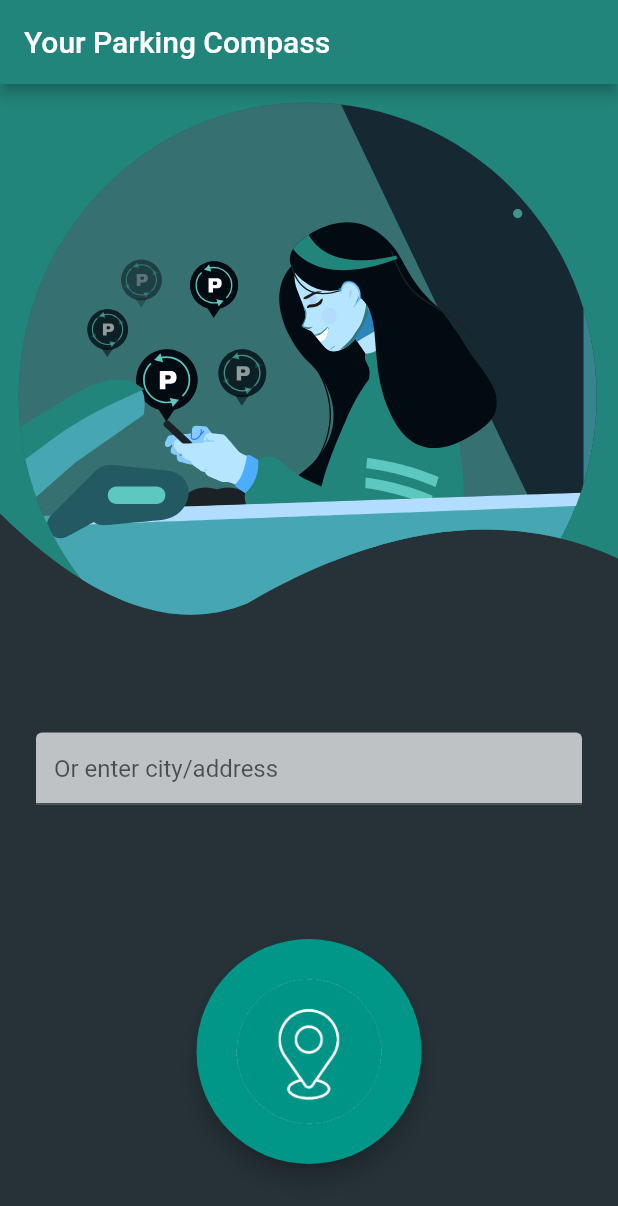
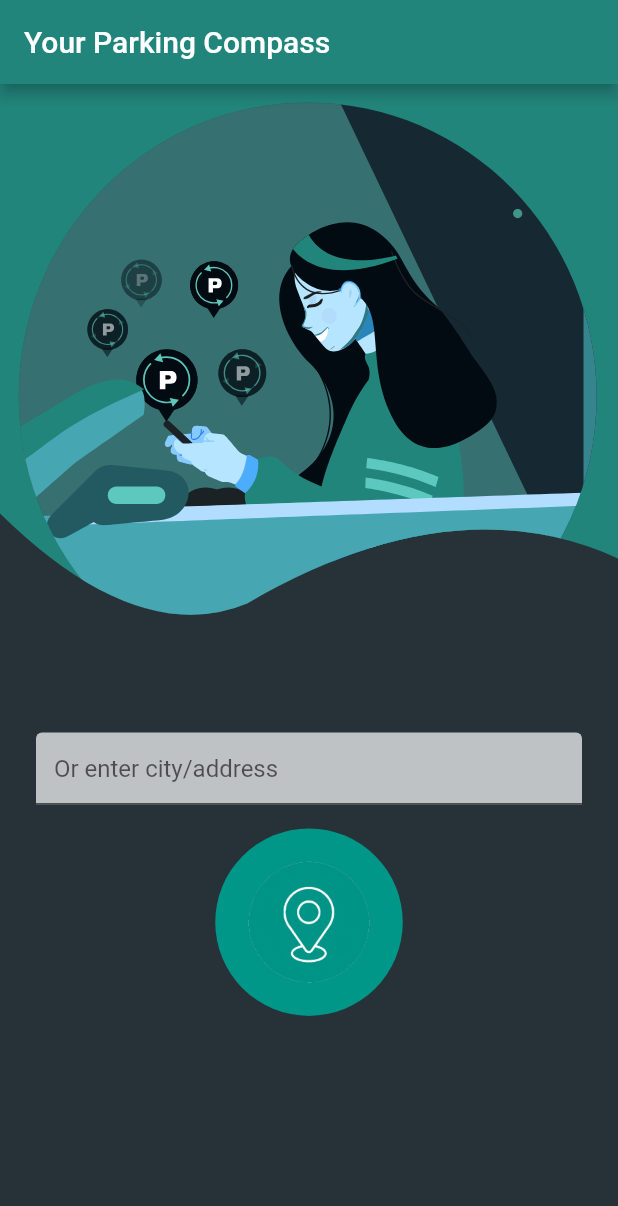
Before and after one commit to atanasovskam99/parking_app, a Flutter app: the screen it shows after launch, on a phone screen of 412 x 824 dp. Shown: the top 1206 px of the screen. Run offline on Flutter 3.47's test engine with Material 2 defaults, Android fonts, the light colour scheme and no system bars; our stand-ins replace flutter_keyboard_visibility, flutter_riverpod, geolocator, google_maps_flutter, lottie, scrollable_positioned_list and 2 more.

Commit message:
Add sorting to search result; General improvements

```diff
--- a/lib/application/constants.dart
+++ b/lib/application/constants.dart
@@ -1 +1,5 @@
 const String PREFS_FAV_PARKINGS_LIST = 'favoriteParkings';
+
+enum SortBy {
+  RATING, DISTANCE
+}
--- a/lib/application/http_client.dart
+++ b/lib/application/http_client.dart
@@ -19,7 +19,7 @@ class HttpClient {
   /// FOR PHONE
   /// RUN jar on pc
   /// THEN use the url below (adjusted for pc local address ofc)
-   static const MAIN_URL = "http://192.168.43.193:9090/api/parking/";
+   static const MAIN_URL = "http://192.168.0.110:9090/api/parking/";
   /// sudo ufw enable
   /// sudo ufw allow 9090 (or selected port)
   /// check with - sudo uwf status numbered
--- a/lib/models/parking.dart
+++ b/lib/models/parking.dart
@@ -13,6 +13,7 @@ class Parking {
   // final String rating;
   final String mapUrl;
   bool favorite;
+  double distanceFromUser;
 
   Parking({
     @required this.id,
@@ -24,6 +25,7 @@ class Parking {
     @required this.rating,
     @required this.mapUrl,
     favorite = false,
+    distanceFromUser = 1000, // arbitrary large value
   });
 
   factory Parking.fromJSON(Map<String, dynamic> json) => Parking(
--- a/lib/screens/home_screen.dart
+++ b/lib/screens/home_screen.dart
@@ -1,14 +1,13 @@
 import 'dart:async';
 
 import 'package:flutter/material.dart';
+import 'package:flutter_keyboard_visibility/flutter_keyboard_visibility.dart';
 
 import 'package:flutter_riverpod/flutter_riverpod.dart';
 import 'package:geolocator/geolocator.dart';
-import 'package:lite_rolling_switch/lite_rolling_switch.dart';
 import 'package:lottie/lottie.dart';
 
 import 'package:parking_app/application/providers.dart';
-import 'package:parking_app/screens/favorites_screen.dart';
 import 'package:parking_app/screens/search_results_screen.dart';
 
 class HomePage extends StatefulWidget {
@@ -25,7 +24,9 @@ class WavyHeaderImage extends StatelessWidget {
   @override
   Widget build(BuildContext context) {
     return ClipPath(
-      child: Lottie.asset('assets/lottie/car.json',),
+      child: Lottie.asset(
+        'assets/lottie/car.json',
+      ),
       clipper: BottomWaveClipper(),
     );
   }
@@ -74,11 +75,11 @@ class _HomePageState extends State<HomePage> {
             SnackBar(content: Text("Can't retrieve your location!")));
       }
     }
-    // ctx.read(parkingNotifierProvider).retrieveParkings(
-    //     _shouldLocateUser, _isSearchingCity, _searchQuery, _position);
-    // Navigator.of(ctx).pushNamed(SearchResults.routeName);
-    ctx.read(parkingNotifierProvider).favoriteParkings();
-    Navigator.of(ctx).pushNamed(Favorites.routeName);
+    ctx.read(parkingNotifierProvider).retrieveParkings(
+        _shouldLocateUser, _isSearchingCity, _searchQuery, _position);
+    Navigator.of(ctx).pushNamed(SearchResults.routeName);
+    // ctx.read(parkingNotifierProvider).favoriteParkings();
+    // Navigator.of(ctx).pushNamed(Favorites.routeName);
   }
 
   Future<Position> _determinePosition() async {
@@ -106,10 +107,11 @@ class _HomePageState extends State<HomePage> {
     return await Geolocator.getCurrentPosition();
   }
 
-
   @override
   Widget build(BuildContext context) {
+    return KeyboardVisibilityBuilder(builder: (context, isKeyboardVisible) {
       return Scaffold(
+        resizeToAvoidBottomInset: false,
         appBar: AppBar(
           title: Text(widget.title),
         ),
@@ -117,29 +119,14 @@ class _HomePageState extends State<HomePage> {
           child: Column(
             mainAxisAlignment: MainAxisAlignment.start,
             children: <Widget>[
-            WavyHeaderImage(),
-            // LiteRollingSwitch(
-            //   value: _isSearchingCity,
-            //   //initial value
-            //   textOn: 'City',
-            //   textOff: 'Address',
-            //   // colorOn: Colors.tealAccent[700],
-            //   // colorOff: Colors.tealAccent[200],
-            //   colorOn: Color(0xFF22857B),
-            //   colorOff: Color(0xff00A3A3),
-            //   iconOn: Icons.location_city,
-            //   iconOff: Icons.location_on,
-            //   textSize: 16.0,
-            //   onChanged: (bool state) {
-            //     _isSearchingCity = state;
-            //   },
-            // ),
-            // SizedBox(
-            //   height: 30,
-            // ),
+              !isKeyboardVisible
+                  ? WavyHeaderImage()
+                  : SizedBox(
+                      height: MediaQuery.of(context).size.height * 0.25,
+                    ),
               Padding(
                 padding: const EdgeInsets.only(
-                  bottom: 0, left: 24.0, right: 24.0, top: 16.0),
+                    bottom: 16.0, left: 24.0, right: 24.0, top: 16.0),
                 child: TextField(
                   onChanged: (value) {
                     setState(() {
@@ -154,38 +141,55 @@ class _HomePageState extends State<HomePage> {
                   ),
                 ),
               ),
+              Container(
+                height: 125,
+                width: 125,
+                decoration: BoxDecoration(
+                  color: Colors.teal,
+                  shape: BoxShape.circle,
+                ),
+                child: IconButton(
+                  padding: EdgeInsets.all(0),
+                  icon: _shouldLocateUser
+                      ? Image.asset(
+                          'images/button.gif',
+                        )
+                      : Icon(
+                          Icons.search,
+                          size: 100,
+                          color: Colors.white,
+                        ),
+                  iconSize: 200,
+                  highlightColor: Colors.transparent,
+                  splashColor: Colors.transparent,
+                  onPressed: () => _initiateSearch(context),
+                  tooltip: 'Search',
+                ),
+              ),
             ],
           ),
         ),
         backgroundColor: Theme.of(context).backgroundColor,
-      floatingActionButtonLocation: FloatingActionButtonLocation.centerFloat,
-      floatingActionButton: Padding(
-        padding: const EdgeInsets.only(bottom: 32.0),
-        child: SizedBox(
-          height: 150,
-          width: 150,
-          child: FloatingActionButton(
-            backgroundColor: Colors.teal,
-            onPressed: () => _initiateSearch(context),
-            tooltip: 'Search',
-            child: _shouldLocateUser
-              ? Image.asset('images/button.gif')
-              : Icon(
-              Icons.search,
-              size: 100,
-            ),
-            // IconButton(
-            //   icon: Image.asset('images/button.gif'),
-            //   iconSize: 200,
-            //   highlightColor: Colors.transparent,
-            //   splashColor: Colors.transparent,
-            //   onPressed: () {
-            //     Navigator.of(context).pushNamed(SearchResults.routeName);
-            //   },
-            // ),
-          ),
-        ),
-      ), // This trailing comma makes auto-formatting nicer for build methods.
+        // floatingActionButtonLocation: FloatingActionButtonLocation.centerFloat,
+        // floatingActionButton: Padding(
+        //   padding: const EdgeInsets.only(bottom: 32.0),
+        //   child: SizedBox(
+        //     height: 150,
+        //     width: 150,
+        //     child: FloatingActionButton(
+        //       backgroundColor: Colors.teal,
+        //       onPressed: () => _initiateSearch(context),
+        //       tooltip: 'Search',
+        //       child: _shouldLocateUser
+        //           ? Image.asset('images/button.gif')
+        //           : Icon(
+        //         Icons.search,
+        //         size: 100,
+        //       ),
+        //     ),
+        //   ),
+        // ), // This trailing comma makes auto-formatting nicer for build methods.
       );
+    });
   }
 }
--- a/pubspec.yaml
+++ b/pubspec.yaml
@@ -39,6 +39,7 @@ dependencies:
   shared_preferences: '>=0.5.12+4 <2.0.0'
   badges:
   toggle_switch:
+  flutter_keyboard_visibility:
 
 dev_dependencies:
   flutter_test:
```
Also changed, not shown: lib/screens/search_results_screen.dart (+53 -15 lines). Lines whose indentation alone changed are shown as unchanged.
